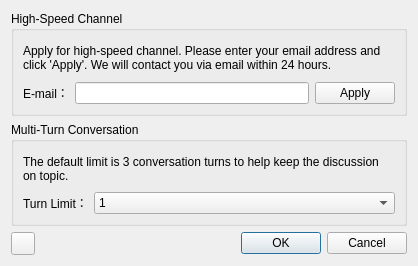
robert6757/qgis-geo-knowledge-ai, file setting_dialog.ui: the form before one commit.
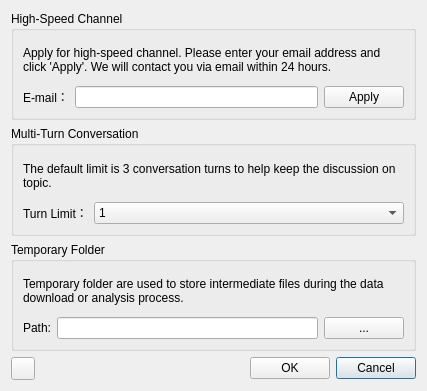
The form after the commit. Icons and pictures are not drawn.

Commit message: add temp directory config.

Diff of the .ui file:
```diff
--- a/setting_dialog.ui
+++ b/setting_dialog.ui
@@ -6,61 +6,14 @@
    <rect>
     <x>0</x>
     <y>0</y>
-    <width>418</width>
-    <height>266</height>
+    <width>427</width>
+    <height>391</height>
    </rect>
   </property>
   <property name="windowTitle">
    <string>Geo Knowledge AI Setting</string>
   </property>
-  <layout class="QGridLayout" name="gridLayout_4">
-   <item row="2" column="0">
-    <widget class="QToolButton" name="btnHelp">
-     <property name="toolTip">
-      <string>Get Help</string>
-     </property>
-     <property name="text">
-      <string/>
-     </property>
-     <property name="icon">
-      <iconset resource="resources.qrc">
-       <normaloff>:/plugins/geo_knowledge_ai/image/help.svg</normaloff>:/plugins/geo_knowledge_ai/image/help.svg</iconset>
-     </property>
-    </widget>
-   </item>
-   <item row="2" column="3">
-    <widget class="QPushButton" name="btnCancel">
-     <property name="text">
-      <string>Cancel</string>
-     </property>
-     <property name="default">
-      <bool>true</bool>
-     </property>
-    </widget>
-   </item>
-   <item row="2" column="2">
-    <widget class="QPushButton" name="btnOK">
-     <property name="text">
-      <string>OK</string>
-     </property>
-     <property name="default">
-      <bool>true</bool>
-     </property>
-    </widget>
-   </item>
-   <item row="2" column="1">
-    <spacer name="horizontalSpacer">
-     <property name="orientation">
-      <enum>Qt::Horizontal</enum>
-     </property>
-     <property name="sizeHint" stdset="0">
-      <size>
-       <width>329</width>
-       <height>20</height>
-      </size>
-     </property>
-    </spacer>
-   </item>
+  <layout class="QGridLayout" name="gridLayout_6">
    <item row="0" column="0" colspan="4">
     <widget class="QGroupBox" name="groupBox">
      <property name="title">
@@ -178,6 +131,99 @@
      </layout>
     </widget>
    </item>
+   <item row="2" column="0" colspan="4">
+    <widget class="QGroupBox" name="groupBox_3">
+     <property name="title">
+      <string>Temporary Folder</string>
+     </property>
+     <layout class="QGridLayout" name="gridLayout_5">
+      <item row="0" column="0">
+       <widget class="QLabel" name="label_5">
+        <property name="text">
+         <string>Temporary folder are used to store intermediate files during the data download or analysis process.</string>
+        </property>
+        <property name="wordWrap">
+         <bool>true</bool>
+        </property>
+       </widget>
+      </item>
+      <item row="1" column="0">
+       <layout class="QGridLayout" name="gridLayout_4">
+        <item row="0" column="0">
+         <widget class="QLabel" name="label_6">
+          <property name="text">
+           <string>Path:</string>
+          </property>
+         </widget>
+        </item>
+        <item row="0" column="1">
+         <widget class="QLineEdit" name="lineEditTempFolderPath"/>
+        </item>
+        <item row="0" column="2">
+         <widget class="QPushButton" name="btnSelFolder">
+          <property name="sizePolicy">
+           <sizepolicy hsizetype="Maximum" vsizetype="Fixed">
+            <horstretch>0</horstretch>
+            <verstretch>0</verstretch>
+           </sizepolicy>
+          </property>
+          <property name="text">
+           <string>...</string>
+          </property>
+         </widget>
+        </item>
+       </layout>
+      </item>
+     </layout>
+    </widget>
+   </item>
+   <item row="3" column="0">
+    <widget class="QToolButton" name="btnHelp">
+     <property name="toolTip">
+      <string>Get Help</string>
+     </property>
+     <property name="text">
+      <string/>
+     </property>
+     <property name="icon">
+      <iconset resource="resources.qrc">
+       <normaloff>:/plugins/geo_knowledge_ai/image/help.svg</normaloff>:/plugins/geo_knowledge_ai/image/help.svg</iconset>
+     </property>
+    </widget>
+   </item>
+   <item row="3" column="1">
+    <spacer name="horizontalSpacer">
+     <property name="orientation">
+      <enum>Qt::Horizontal</enum>
+     </property>
+     <property name="sizeHint" stdset="0">
+      <size>
+       <width>329</width>
+       <height>20</height>
+      </size>
+     </property>
+    </spacer>
+   </item>
+   <item row="3" column="2">
+    <widget class="QPushButton" name="btnOK">
+     <property name="text">
+      <string>OK</string>
+     </property>
+     <property name="default">
+      <bool>true</bool>
+     </property>
+    </widget>
+   </item>
+   <item row="3" column="3">
+    <widget class="QPushButton" name="btnCancel">
+     <property name="text">
+      <string>Cancel</string>
+     </property>
+     <property name="default">
+      <bool>true</bool>
+     </property>
+    </widget>
+   </item>
   </layout>
  </widget>
  <resources>
```
The commit also changes 3 other files.
